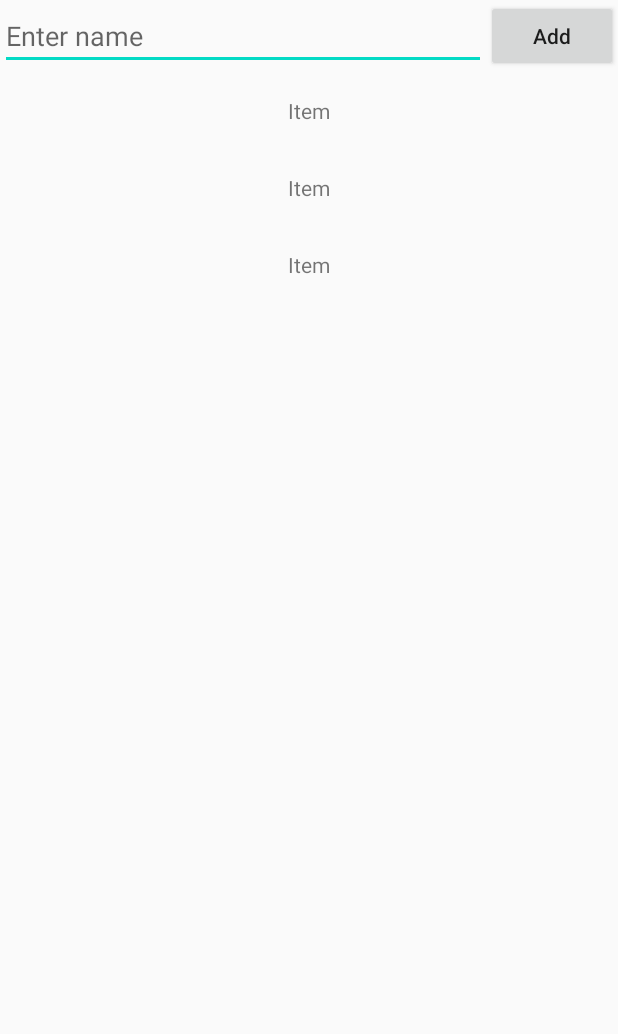
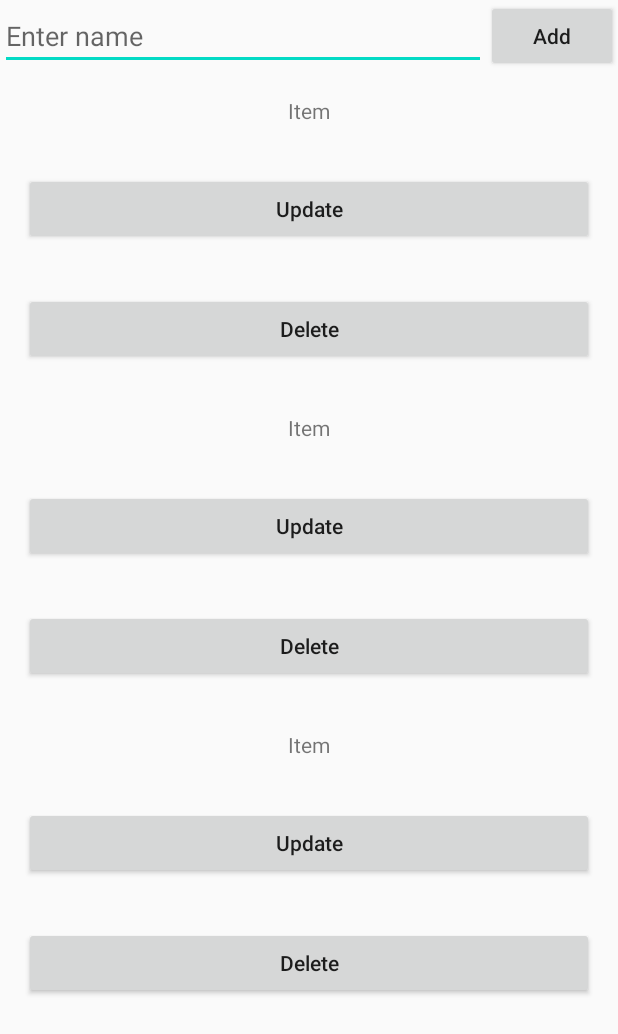
Before and after one commit to AmrAbdelhameed/Android-Development-Course, an Android app: the layout activity_main.xml on its own in the app's theme, with its tools: preview values and no code run, on a phone screen of 412 x 824 dp. Shown: the top 1034 px of the screen. Run offline under Robolectric (Android 15) with nearby library versions, the phone set to English and light mode, and no system bars.

Commit message:
added interface to recyclerview session 3

```diff
--- a/SessionThree/app/recyclerviewexample/src/main/res/layout/recyclerview_item.xml
+++ b/SessionThree/app/recyclerviewexample/src/main/res/layout/recyclerview_item.xml
@@ -2,7 +2,8 @@
 <LinearLayout xmlns:android="http://schemas.android.com/apk/res/android"
     xmlns:tools="http://schemas.android.com/tools"
     android:layout_width="match_parent"
-    android:layout_height="wrap_content">
+    android:layout_height="wrap_content"
+    android:orientation="vertical">
 
     <TextView
         android:id="@+id/item"
@@ -12,4 +13,22 @@
         android:gravity="center"
         tools:text="Item" />
 
+    <Button
+        android:id="@+id/update"
+        android:layout_width="match_parent"
+        android:layout_height="wrap_content"
+        android:layout_margin="16dp"
+        android:gravity="center"
+        android:text="Update"
+        android:textAllCaps="false" />
+
+    <Button
+        android:id="@+id/delete"
+        android:layout_width="match_parent"
+        android:layout_height="wrap_content"
+        android:layout_margin="16dp"
+        android:gravity="center"
+        android:text="Delete"
+        android:textAllCaps="false" />
+
 </LinearLayout>
```
Also changed, not shown: SessionThree/app/recyclerviewexample/src/main/java/com/example/recyclerviewexample/MainActivity.java (+34 -16 lines), SessionThree/app/recyclerviewexample/src/main/java/com/example/recyclerviewexample/RecyclerViewAdapter.java (+33 -10 lines), SessionThree/app/recyclerviewexample/src/main/java/com/example/recyclerviewexample/RecyclerViewEvent.java (added, +9 -0 lines).
